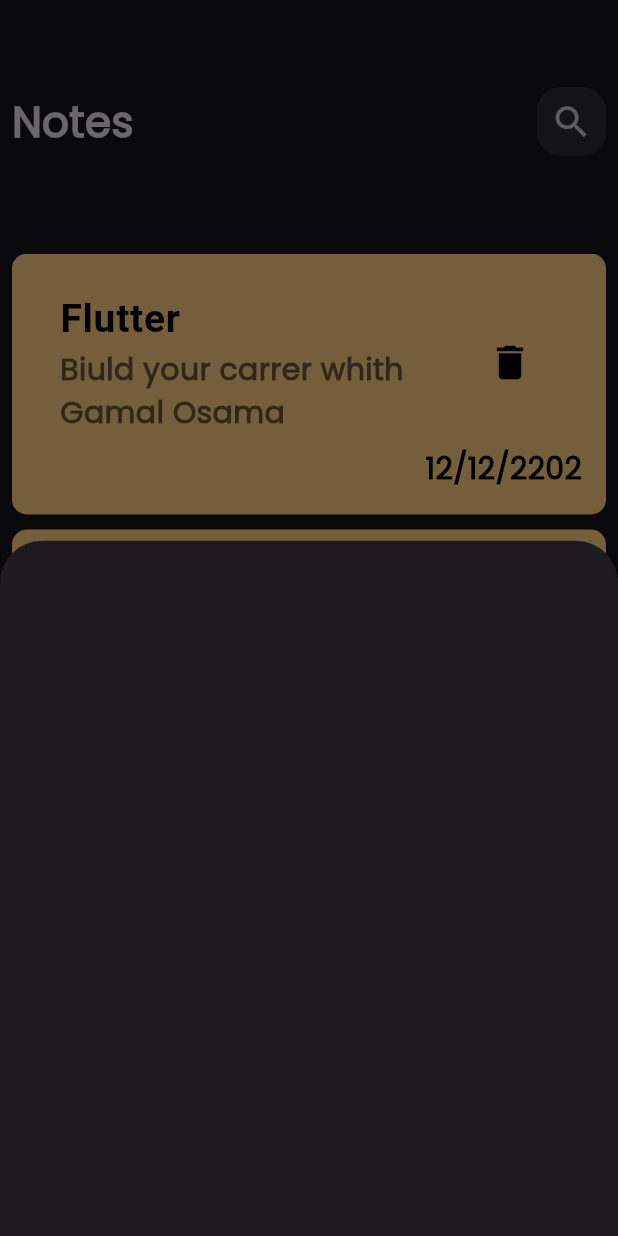
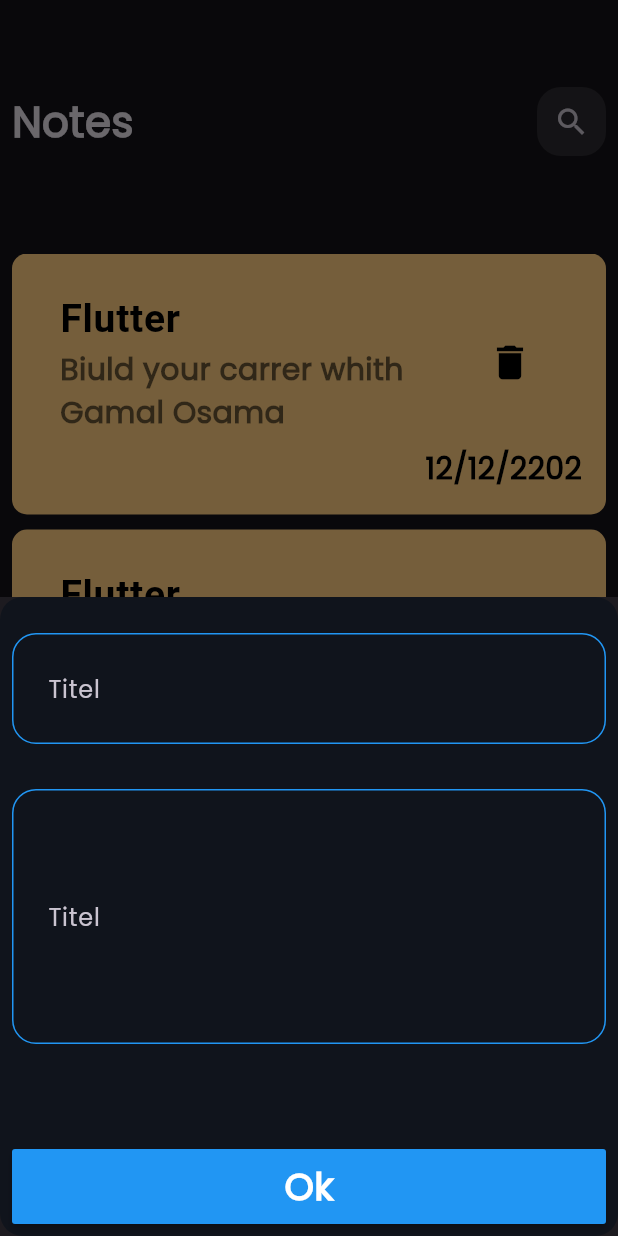
Before and after one commit to gamal8686/notes-App, a Flutter app: the screen it shows after launch, after a tap on the "add" icon, on a phone screen of 412 x 824 dp. Run offline on Flutter 3.47's test engine with Material 3 defaults, Android fonts, the phone set to English and light mode, and no system bars; Roboto replaces fonts that are missing (Schyler).

```diff
--- a/lib/views/nots_view.dart
+++ b/lib/views/nots_view.dart
@@ -12,6 +12,7 @@ class notesView extends StatelessWidget {
         backgroundColor: const Color.fromARGB(255, 17, 154, 196),
         onPressed: () {
           showModalBottomSheet(
+            shape: RoundedRectangleBorder(),
             context: context,
             builder: (context) {
               return addNotBottomAShet();
--- a/lib/views/wideget/custemListview.dart
+++ b/lib/views/wideget/custemListview.dart
@@ -1,4 +1,5 @@
 import 'package:flutter/material.dart';
+import 'package:note_app/views/edit_not_view.dart';
 
 class CustemListview extends StatelessWidget {
   const CustemListview({super.key});
@@ -10,7 +11,13 @@ class CustemListview extends StatelessWidget {
         padding: const EdgeInsets.symmetric(vertical: 15),
         child: ListView.builder(
           itemCount: 4,
-          itemBuilder: (context, index) => Container(
+          itemBuilder: (context, index) => GestureDetector(
+            onTap: () {
+              Navigator.of(
+                context,
+              ).push(MaterialPageRoute(builder: (context) => edit_not()));
+            },
+            child: Container(
               margin: EdgeInsets.only(bottom: 10),
               decoration: BoxDecoration(
                 color: Color(0xffFFcc80),
@@ -18,7 +25,10 @@ class CustemListview extends StatelessWidget {
               ),
 
               child: Padding(
-              padding: const EdgeInsets.symmetric(horizontal: 16, vertical: 16),
+                padding: const EdgeInsets.symmetric(
+                  horizontal: 16,
+                  vertical: 16,
+                ),
                 child: Column(
                   crossAxisAlignment: CrossAxisAlignment.end,
                   children: [
@@ -61,6 +71,7 @@ class CustemListview extends StatelessWidget {
             ),
           ),
         ),
+      ),
     );
   }
 }
--- /dev/null
+++ b/lib/views/wideget/custem_text_fild.dart
@@ -0,0 +1,28 @@
+import 'package:flutter/material.dart';
+
+class Custemtextfild extends StatelessWidget {
+  const Custemtextfild({super.key, required this.hint, this.maxLine = 1});
+  final String hint;
+  final int maxLine;
+  @override
+  Widget build(BuildContext context) {
+    return TextField(
+      maxLines: maxLine,
+      decoration: InputDecoration(
+        labelText: hint,
+
+        border: Border(),
+        enabledBorder: Border(),
+        focusedBorder: Border(Colors.brown),
+        contentPadding: EdgeInsets.symmetric(vertical: 25, horizontal: 20),
+      ),
+    );
+  }
+
+  OutlineInputBorder Border([color]) {
+    return OutlineInputBorder(
+      borderSide: BorderSide(color: Colors.blue),
+      borderRadius: BorderRadius.circular(16), // تخلي البوردر دائري
+    );
+  }
+}
--- a/lib/views/wideget/custemaddNotBottomAShet.dart
+++ b/lib/views/wideget/custemaddNotBottomAShet.dart
@@ -1,10 +1,40 @@
 import 'package:flutter/material.dart';
+import 'package:note_app/views/wideget/custem_text_fild.dart';
 
 class addNotBottomAShet extends StatelessWidget {
   const addNotBottomAShet({super.key});
 
   @override
   Widget build(BuildContext context) {
-    return Container();
+    return Container(
+      decoration: BoxDecoration(
+        color: const Color.fromARGB(255, 16, 20, 28),
+        borderRadius: BorderRadius.circular(15),
+      ),
+      child: Padding(
+        padding: const EdgeInsets.all(8.0),
+        child: SingleChildScrollView(
+          child: Column(
+            children: [
+              SizedBox(height: 16),
+              Custemtextfild(hint: 'Titel'),
+              SizedBox(height: 30),
+              Custemtextfild(hint: 'Titel', maxLine: 5),
+              SizedBox(height: 70),
+              MaterialButton(
+                onPressed: () {},
+                color: Colors.blue,
+                height: 50,
+                minWidth: 400,
+                child: Text(
+                  'Ok',
+                  style: TextStyle(fontSize: 25, fontWeight: FontWeight.bold),
+                ),
+              ),
+            ],
+          ),
+        ),
+      ),
+    );
   }
 }
--- a/lib/views/wideget/custemsearchIcon.dart
+++ b/lib/views/wideget/custemsearchIcon.dart
@@ -14,7 +14,7 @@ class custemsearthIcon extends StatelessWidget {
         borderRadius: BorderRadius.circular(16),
       ),
       child: Center(
-        child: IconButton(onPressed: () {}, icon: Icon(Icons.search, size: 28)),
+        child: IconButton(onPressed: () {}, icon: Icon(Icons.search)),
       ),
     );
   }
```
Also changed, not shown: lib/views/edit_not_view.dart (added, +32 -0 lines). Lines whose indentation alone changed are shown as unchanged.
